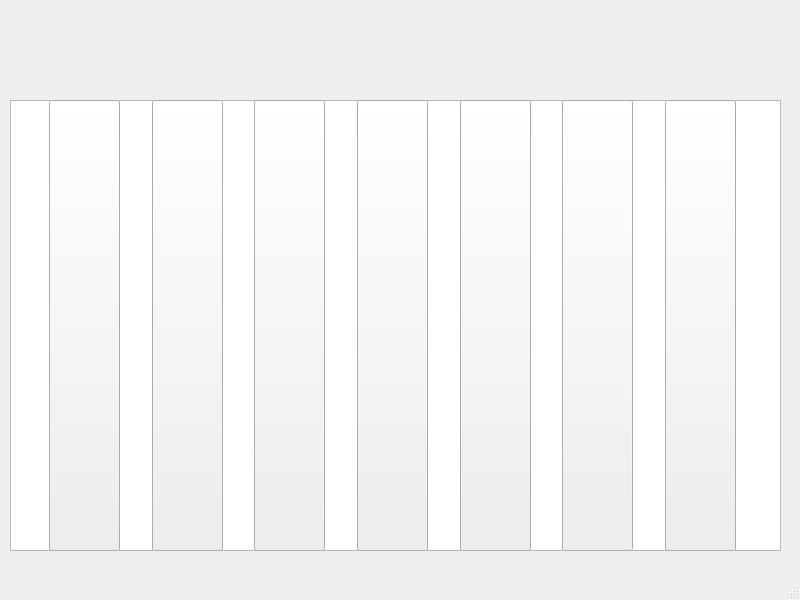
wshknmt/Connect-4, file BoardWindow.ui: the form before one commit.
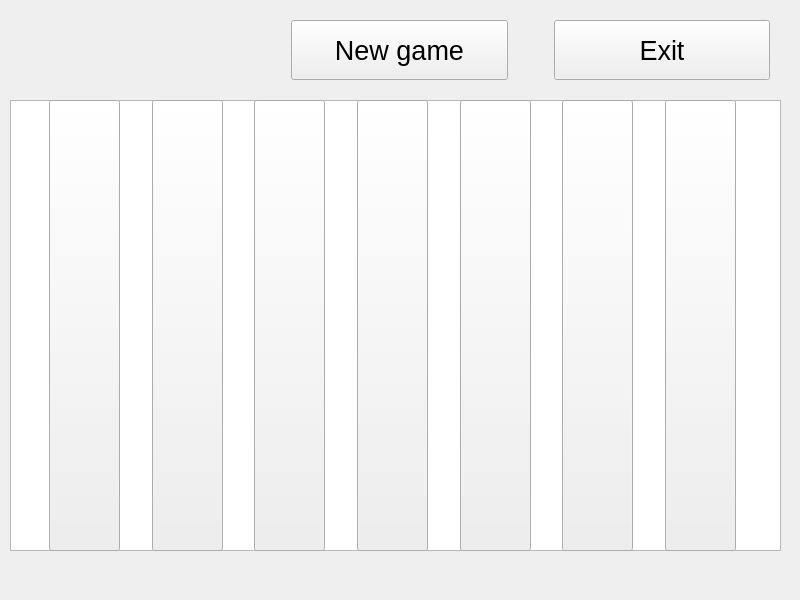
The form after the commit.

Commit message: main menu window

```diff
--- a/BoardWindow.ui
+++ b/BoardWindow.ui
@@ -255,18 +255,137 @@
      </item>
     </layout>
    </widget>
+   <widget class="QWidget" name="horizontalLayoutWidget_2">
+    <property name="geometry">
+     <rect>
+      <x>19</x>
+      <y>10</y>
+      <width>761</width>
+      <height>81</height>
+     </rect>
+    </property>
+    <layout class="QHBoxLayout" name="horizontalLayout_2">
+     <item>
+      <spacer name="horizontalSpacer_12">
+       <property name="orientation">
+        <enum>Qt::Horizontal</enum>
+       </property>
+       <property name="sizeType">
+        <enum>QSizePolicy::Fixed</enum>
+       </property>
+       <property name="sizeHint" stdset="0">
+        <size>
+         <width>10</width>
+         <height>20</height>
+        </size>
+       </property>
+      </spacer>
+     </item>
+     <item>
+      <widget class="QLabel" name="resultLabel">
+       <property name="minimumSize">
+        <size>
+         <width>200</width>
+         <height>0</height>
+        </size>
+       </property>
+       <property name="font">
+        <font>
+         <pointsize>20</pointsize>
+        </font>
+       </property>
+       <property name="text">
+        <string/>
+       </property>
+      </widget>
+     </item>
+     <item>
+      <spacer name="horizontalSpacer_10">
+       <property name="orientation">
+        <enum>Qt::Horizontal</enum>
+       </property>
+       <property name="sizeType">
+        <enum>QSizePolicy::Maximum</enum>
+       </property>
+       <property name="sizeHint" stdset="0">
+        <size>
+         <width>40</width>
+         <height>20</height>
+        </size>
+       </property>
+      </spacer>
+     </item>
+     <item>
+      <widget class="QPushButton" name="newGameButton">
+       <property name="minimumSize">
+        <size>
+         <width>0</width>
+         <height>60</height>
+        </size>
+       </property>
+       <property name="font">
+        <font>
+         <pointsize>20</pointsize>
+        </font>
+       </property>
+       <property name="text">
+        <string>New game</string>
+       </property>
+      </widget>
+     </item>
+     <item>
+      <spacer name="horizontalSpacer_9">
+       <property name="orientation">
+        <enum>Qt::Horizontal</enum>
+       </property>
+       <property name="sizeType">
+        <enum>QSizePolicy::Maximum</enum>
+       </property>
+       <property name="sizeHint" stdset="0">
+        <size>
+         <width>40</width>
+         <height>20</height>
+        </size>
+       </property>
+      </spacer>
+     </item>
+     <item>
+      <widget class="QPushButton" name="exitButton">
+       <property name="minimumSize">
+        <size>
+         <width>0</width>
+         <height>60</height>
+        </size>
+       </property>
+       <property name="font">
+        <font>
+         <pointsize>20</pointsize>
+        </font>
+       </property>
+       <property name="text">
+        <string>Exit</string>
+       </property>
+      </widget>
+     </item>
+     <item>
+      <spacer name="horizontalSpacer_11">
+       <property name="orientation">
+        <enum>Qt::Horizontal</enum>
+       </property>
+       <property name="sizeType">
+        <enum>QSizePolicy::Fixed</enum>
+       </property>
+       <property name="sizeHint" stdset="0">
+        <size>
+         <width>10</width>
+         <height>20</height>
+        </size>
+       </property>
+      </spacer>
+     </item>
+    </layout>
+   </widget>
   </widget>
-  <widget class="QMenuBar" name="menubar">
-   <property name="geometry">
-    <rect>
-     <x>0</x>
-     <y>0</y>
-     <width>800</width>
-     <height>26</height>
-    </rect>
-   </property>
-  </widget>
-  <widget class="QStatusBar" name="statusbar"/>
  </widget>
  <resources/>
  <connections/>
```
The commit also changes 7 other files.
